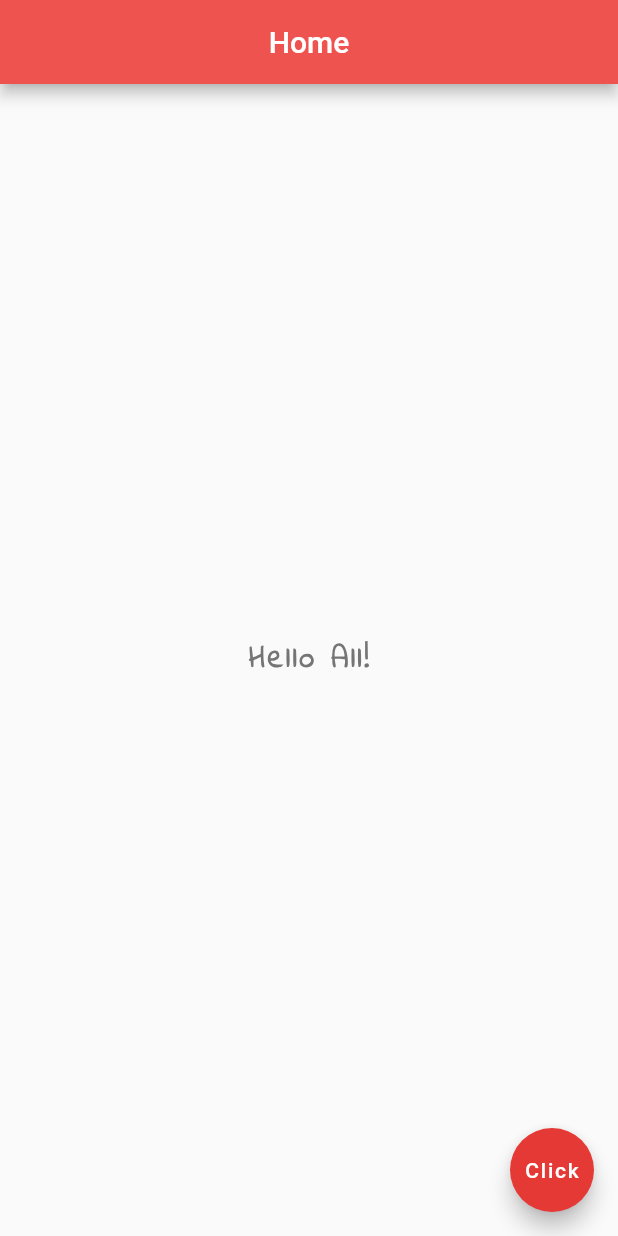
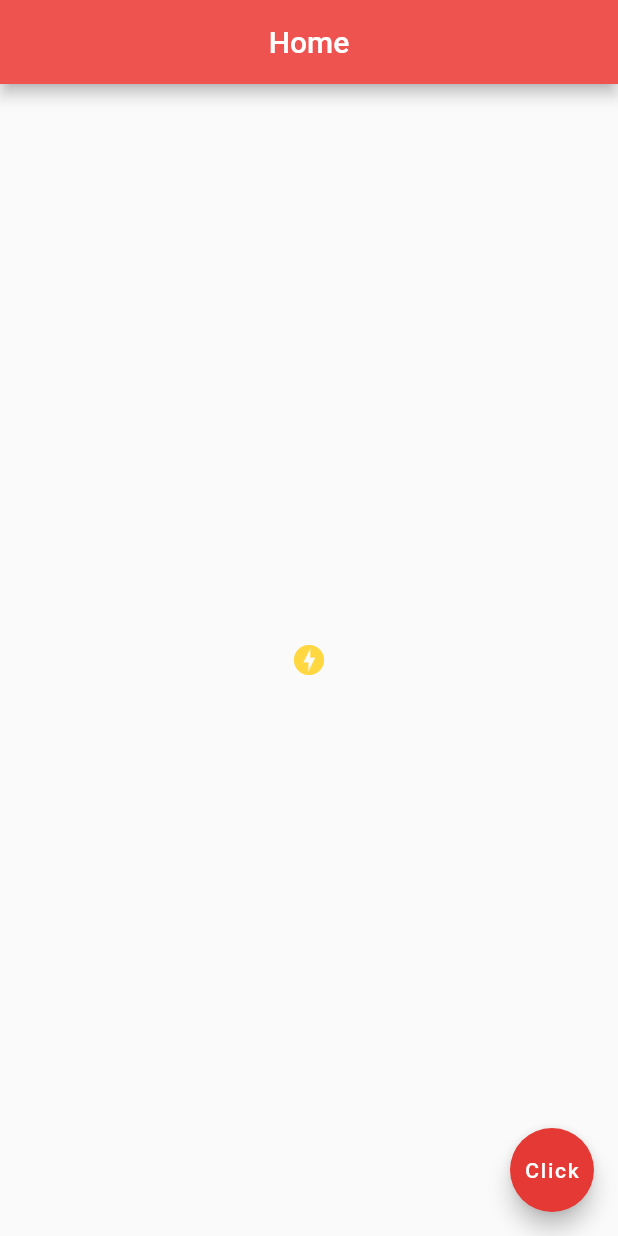
Before and after one commit to Hasibul-99/beginners--flutter, a Flutter app: the screen it shows after launch, on a phone screen of 412 x 824 dp. Run offline on Flutter 3.47's test engine with Material 2 defaults, Android fonts, the phone set to English and light mode, and no system bars.

Commit message:
button and icons

```diff
--- a/lib/main.dart
+++ b/lib/main.dart
@@ -18,16 +18,51 @@ class Home extends StatelessWidget {
         backgroundColor: Colors.red[400],
       ),
       body: Center(
-          child: Text(
-            'Hello All!',
-            style: TextStyle(
-                fontSize: 20.0,
-                fontWeight: FontWeight.bold,
-                letterSpacing: 2.0,
-                color: Colors.grey[600],
-                fontFamily: 'IndieFlower'
-            ),
-          )
+        //=================        text       ====================
+//          child: Text(
+//            'Hello All!',
+//            style: TextStyle(
+//                fontSize: 20.0,
+//                fontWeight: FontWeight.bold,
+//                letterSpacing: 2.0,
+//                color: Colors.grey[600],
+//                fontFamily: 'IndieFlower'
+//            ),
+//          ),
+       //==================       Images       ==========================
+//          child: Image(
+////            image: NetworkImage('https://picsum.photos/seed/picsum/200/300'),
+//            image: AssetImage('assets/tree-736885__340.webp'),
+//          )
+      //===================       Icon         ===========================
+//        child: Icon(
+//          Icons.all_inclusive,
+//          color: Colors.deepOrange,
+//          size: 70.0,
+//        ),
+      //===================     RaiseButton, FlatButton  ========================
+//        child: FlatButton(
+//            onPressed: () {
+//              print('You clicked me ');
+//            },
+//            child: Text('click me'),
+//            color: Colors.lightBlue,
+//        ),
+      //===================     Button with icon    ===============================
+//        child: RaisedButton.icon(
+//            onPressed: () {},
+//            icon: Icon(
+//              Icons.mail_outline
+//            ),
+//            label: Text('mail me'),
+//            color: Colors.amberAccent
+//        ),
+      // ==================     IconButton      ===============================
+        child: IconButton(
+          onPressed: () {},
+          icon: Icon(Icons.offline_bolt),
+          color: Colors.amberAccent
+        ),
       ),
       floatingActionButton: FloatingActionButton(
         onPressed: () {},
--- a/pubspec.yaml
+++ b/pubspec.yaml
@@ -41,9 +41,9 @@ flutter:
   uses-material-design: true
 
   # To add assets to your application, add an assets section, like this:
-  # assets:
-  #  - images/a_dot_burr.jpeg
-  #  - images/a_dot_ham.jpeg
+  assets:
+  - assets/
+#  - images/a_dot_ham.jpeg
 
   # An image asset can refer to one or more resolution-specific "variants", see
   # https://flutter.dev/assets-and-images/#resolution-aware.
```
Also changed, not shown: assets/tree-736885__340.webp (added).
